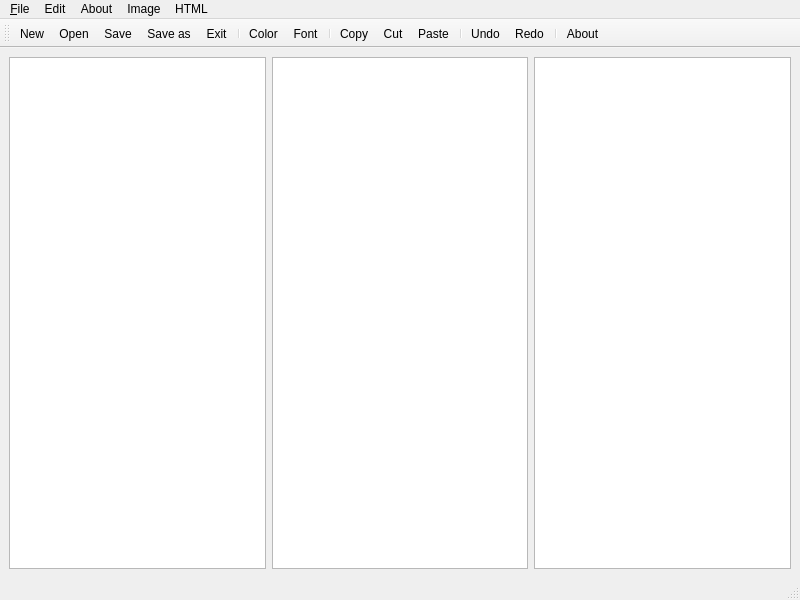
This is Ben/mainwindow.ui in Raaaaphh/SAE201 as Qt 5 draws it before an edit. The edited form follows.
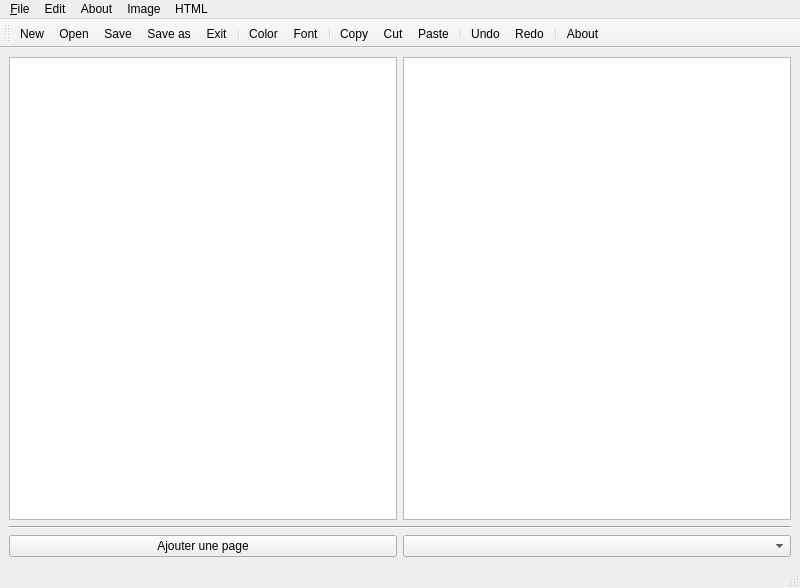
This is the edited form. Icons and pictures are not drawn.

Patch:
```diff
--- a/Ben/mainwindow.ui
+++ b/Ben/mainwindow.ui
@@ -7,7 +7,7 @@
     <x>0</x>
     <y>0</y>
     <width>800</width>
-    <height>600</height>
+    <height>588</height>
    </rect>
   </property>
   <property name="windowTitle">
@@ -23,8 +23,26 @@
       <item>
        <widget class="QTextEdit" name="textEdit_2"/>
       </item>
+     </layout>
+    </item>
+    <item>
+     <widget class="Line" name="line">
+      <property name="orientation">
+       <enum>Qt::Horizontal</enum>
+      </property>
+     </widget>
+    </item>
+    <item>
+     <layout class="QHBoxLayout" name="horizontalLayout_4">
       <item>
-       <widget class="QTextBrowser" name="textBrowser"/>
+       <widget class="QPushButton" name="pushButton">
+        <property name="text">
+         <string>Ajouter une page</string>
+        </property>
+       </widget>
+      </item>
+      <item>
+       <widget class="QComboBox" name="comboBox"/>
       </item>
      </layout>
     </item>
@@ -92,7 +110,6 @@
    <addaction name="menuImage"/>
    <addaction name="menuHTML"/>
   </widget>
-  <widget class="QStatusBar" name="statusbar"/>
   <widget class="QToolBar" name="toolBar">
    <property name="windowTitle">
     <string>toolBar</string>
@@ -121,6 +138,7 @@
    <addaction name="separator"/>
    <addaction name="actionAbout"/>
   </widget>
+  <widget class="QStatusBar" name="statusbar"/>
   <action name="actionNew">
    <property name="icon">
     <iconset resource="Ressources.qrc">
```
Left out of the diff: 14 changed lines with no effect on the pictures.
